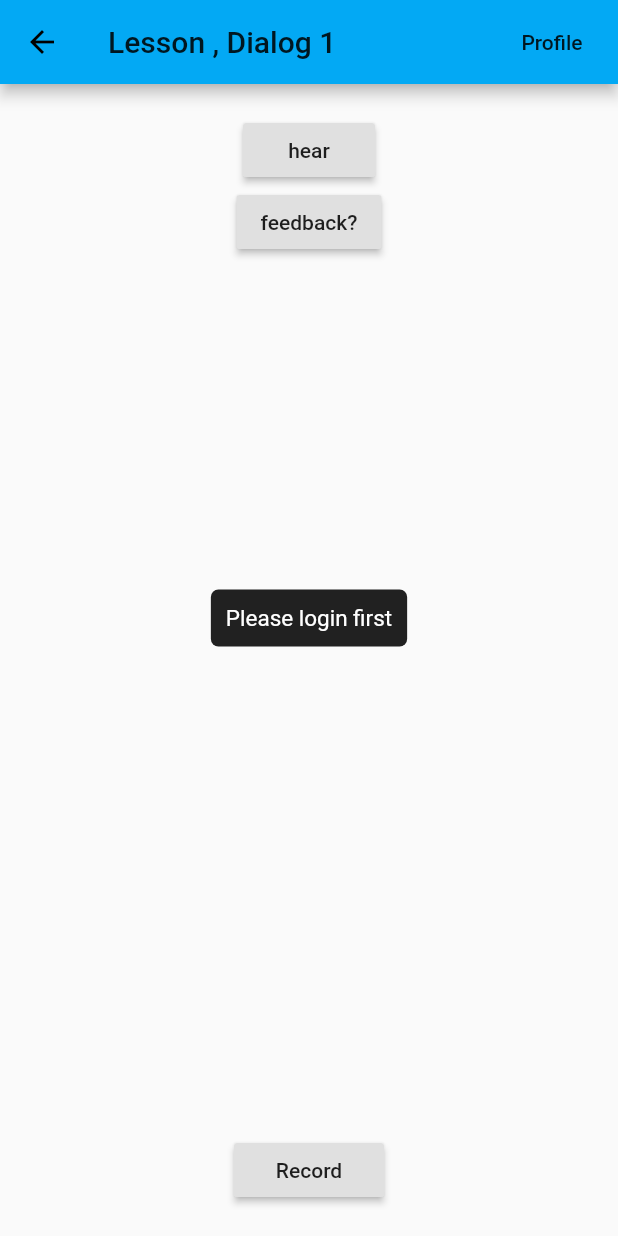
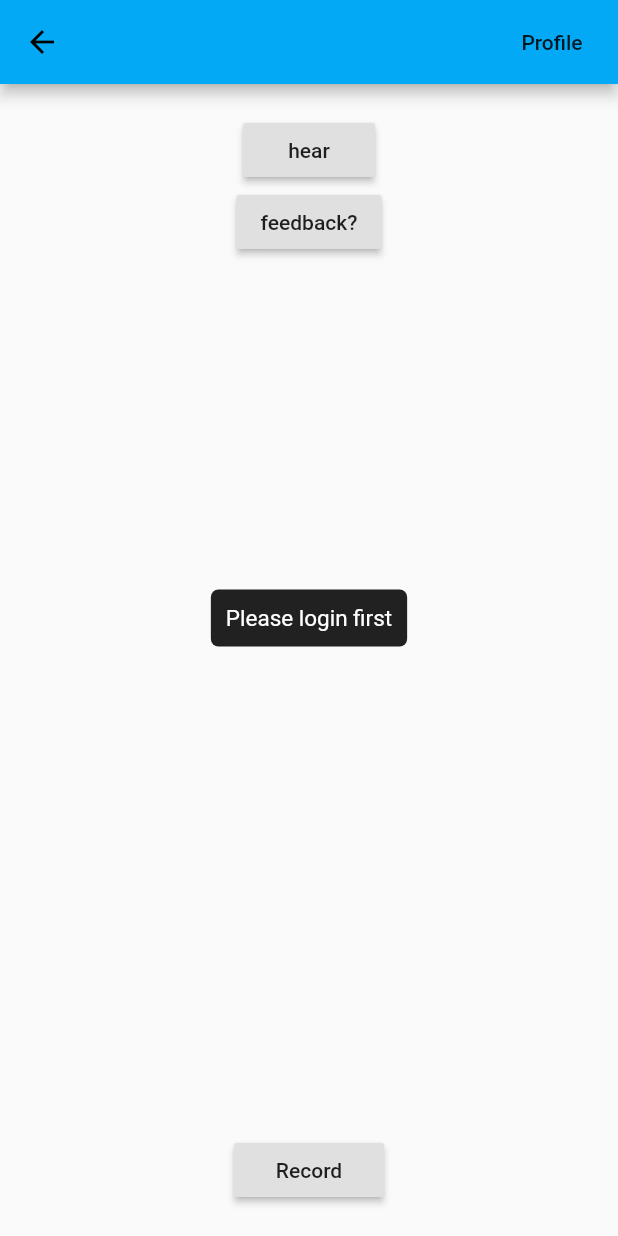
Before and after one commit to tjysdsg/hippo, a Flutter app: the Gop screen opened directly with empty values, after a tap on "Record", on a phone screen of 412 x 824 dp. Run offline on Flutter 3.47's test engine with Material 2 defaults, Android fonts, the phone set to English and light mode, and no system bars; drawn by our look-alikes of oktoast; our stand-ins replace get, hive, permission_handler; missing offline and left inert: flutter_sound_lite; accounts and stored records are empty; network calls fail.

Commit message:
Remove database dialog model

```diff
--- a/lib/gop.dart
+++ b/lib/gop.dart
@@ -88,14 +88,12 @@ void tts({
 
 class Gop extends StatefulWidget {
   final String lessonName;
-  final int dialogIdx;
   final int sentenceId;
   final String transcript;
 
   Gop({
     Key key,
     @required this.lessonName,
-    @required this.dialogIdx,
     @required this.sentenceId,
     @required this.transcript,
   }) : super(key: key);
@@ -116,7 +114,7 @@ class _GopState extends State<Gop> {
   String _wavPath;
   bool _isRecording = false;
   var _pinyin = <String>[];
-  var _corretness = <List<bool>>[];
+  var _correctness = <List<bool>>[];
 
   _GopState() {
     _recorder.openAudioSession();
@@ -197,7 +195,7 @@ class _GopState extends State<Gop> {
         okToast.dismissAllToast();
         setState(() {
           _pinyin = List<String>.from(data[0]);
-          _corretness = List<List>.from(data[1])
+          _correctness = List<List>.from(data[1])
               .map((List e) => (List<bool>.from(e)))
               .toList();
         });
@@ -295,12 +293,12 @@ class _GopState extends State<Gop> {
       String pinyin = _pinyin[i];
       if (Pinyin.initials.contains(pinyin)) {
         info.initial = pinyin;
-        info.initialCorr = _corretness[i][0];
+        info.initialCorr = _correctness[i][0];
         prevElementComplete = false;
       } else {
         info.consonant = pinyin;
-        info.consonantBaseCorr = _corretness[i][0];
-        info.consonantToneCorr = _corretness[i][1];
+        info.consonantBaseCorr = _correctness[i][0];
+        info.consonantToneCorr = _correctness[i][1];
         elements.add(info);
         prevElementComplete = true;
       }
@@ -442,9 +440,9 @@ class _GopState extends State<Gop> {
     /// ==================================== ///
     return Scaffold(
       appBar: utils.buildAppBar(
-          utils.toUnicodeString(
-              'Lesson ${widget.lessonName}, Dialog ${widget.dialogIdx + 1}'),
-          context),
+        utils.toUnicodeString('${widget.lessonName}'),
+        context,
+      ),
       body: Padding(
         padding: EdgeInsets.symmetric(vertical: 20),
         child: Column(
--- a/lib/index.dart
+++ b/lib/index.dart
@@ -68,13 +68,11 @@ class _IndexState extends State<Index> {
   }
 
   Widget _getPracticeList() {
-    List<Dismissible> lessonDialogList = [];
+    List<Dismissible> lessonList = [];
 
     for (var i = 0; i < _data.length; ++i) {
       var lesson = _data[i];
-      for (var j = 0; j < lesson.dialogs.length; ++j) {
-        var dialog = lesson.dialogs[j];
-        List<ListTile> sentenceList = dialog.sentences
+      List<ListTile> sentenceList = lesson.sentences
           .map((sentence) => ListTile(
                 title: Text(toUnicodeString(sentence.transcript)),
                 onTap: () {
@@ -83,7 +81,6 @@ class _IndexState extends State<Index> {
                       MaterialPageRoute(
                           builder: (context) => Gop(
                                 lessonName: lesson.lessonName,
-                                  dialogIdx: j,
                                 sentenceId: sentence.id,
                                 transcript: sentence.transcript,
                               )));
@@ -91,11 +88,11 @@ class _IndexState extends State<Index> {
               ))
           .toList();
 
-        lessonDialogList.add(Dismissible(
+      lessonList.add(Dismissible(
           key: Key(lesson.id.toString()),
-            onDismissed: (DismissDirection direction) {
+          onDismissed: (DismissDirection direction) async {
             /// swipe to delete lesson
-              deleteLesson(lesson.id);
+            await deleteLesson(lesson.id);
             setState(() {
               _data.removeAt(i);
             });
@@ -104,19 +101,16 @@ class _IndexState extends State<Index> {
           background: Container(color: Colors.red),
           child: ExpansionTile(
             title: Text(
-                toUnicodeString(
-                  'Lesson ${lesson.id}, ${lesson.lessonName}, Dialog ${dialog.id}',
-                ),
+              toUnicodeString('${lesson.lessonName}'),
             ),
             children: sentenceList,
           )));
-      }
     }
 
     return RefreshIndicator(
       onRefresh: refreshData,
       child: ListView(
-        children: lessonDialogList,
+        children: lessonList,
       ),
     );
   }
--- a/lib/models.dart
+++ b/lib/models.dart
@@ -22,58 +22,32 @@ class Sentence {
   }
 }
 
-class Dialog {
-  int id;
-  List<Sentence> sentences;
-
-  Dialog({@required this.id, @required this.sentences});
-
-  factory Dialog.fromJson(Map<String, dynamic> json) {
-    List sentences = json['sentences'];
-    return Dialog(
-        id: json['id'],
-        sentences: sentences.map((e) => Sentence.fromJson(e)).toList());
-  }
-
-  @override
-  String toString() {
-    return 'Dialog $id, $sentences';
-  }
-
-  Map<String, dynamic> toDict({bool includeId = true}) {
-    Map<String, dynamic> ret = {
-      'sentences': sentences.map((e) => e.toDict(includeId: includeId)).toList()
-    };
-    if (includeId) ret['id'] = id;
-    return ret;
-  }
-}
-
 class Lesson {
   int id;
   String lessonName;
-  List<Dialog> dialogs;
+  List<Sentence> sentences;
 
   Lesson(
-      {@required this.id, @required this.lessonName, @required this.dialogs});
+      {@required this.id, @required this.lessonName, @required this.sentences});
 
   factory Lesson.fromJson(Map<String, dynamic> json) {
-    List dialogs = json['dialogs'];
+    List sentences = json['sentences'];
     return Lesson(
       id: json['id'],
       lessonName: json['lesson_name'],
-      dialogs: dialogs.map((e) => Dialog.fromJson(e)).toList(),
+      sentences: sentences.map((e) => Sentence.fromJson(e)).toList(),
     );
   }
 
   @override
   String toString() {
-    return 'Lesson $id, $lessonName, $dialogs';
+    return 'Lesson $id, $lessonName, $sentences';
   }
 
   Map<String, dynamic> toDict({bool includeId = true}) {
     Map<String, dynamic> ret = {
-      'dialogs': dialogs.map((e) => e.toDict(includeId: includeId)).toList(),
+      'sentences':
+          sentences.map((e) => e.toDict(includeId: includeId)).toList(),
       'lesson_name': lessonName
     };
     if (includeId) ret['id'] = id;
```
Also changed, not shown: lib/lesson_editor.dart (+4 -9 lines). Lines whose indentation alone changed are shown as unchanged.
